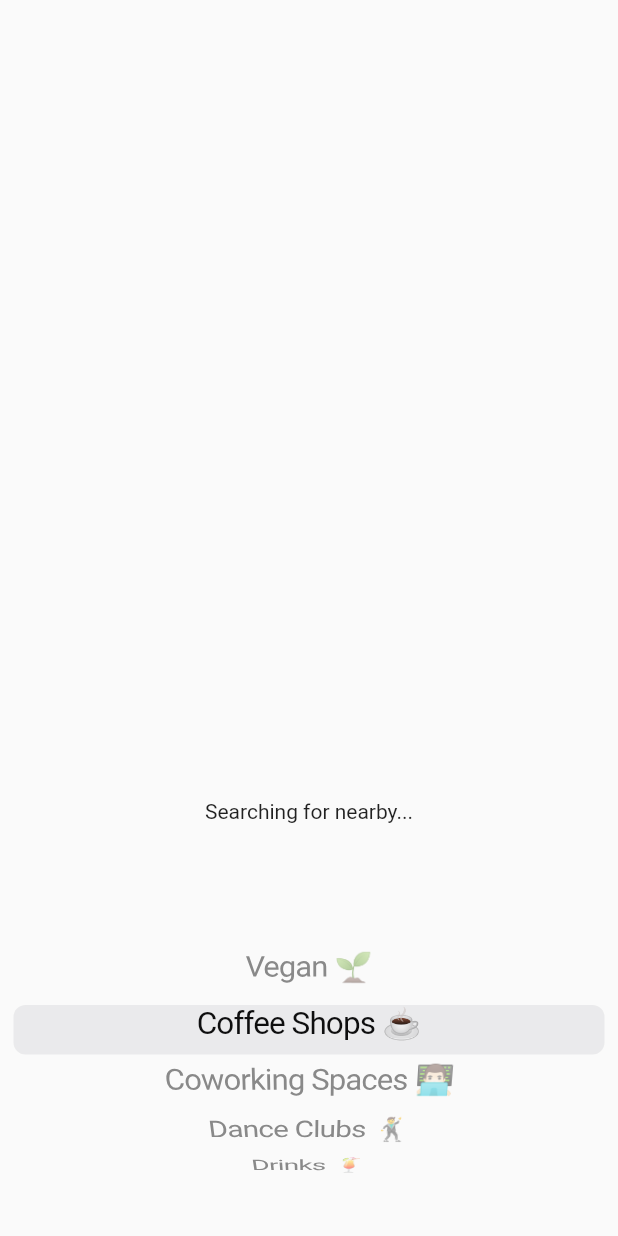
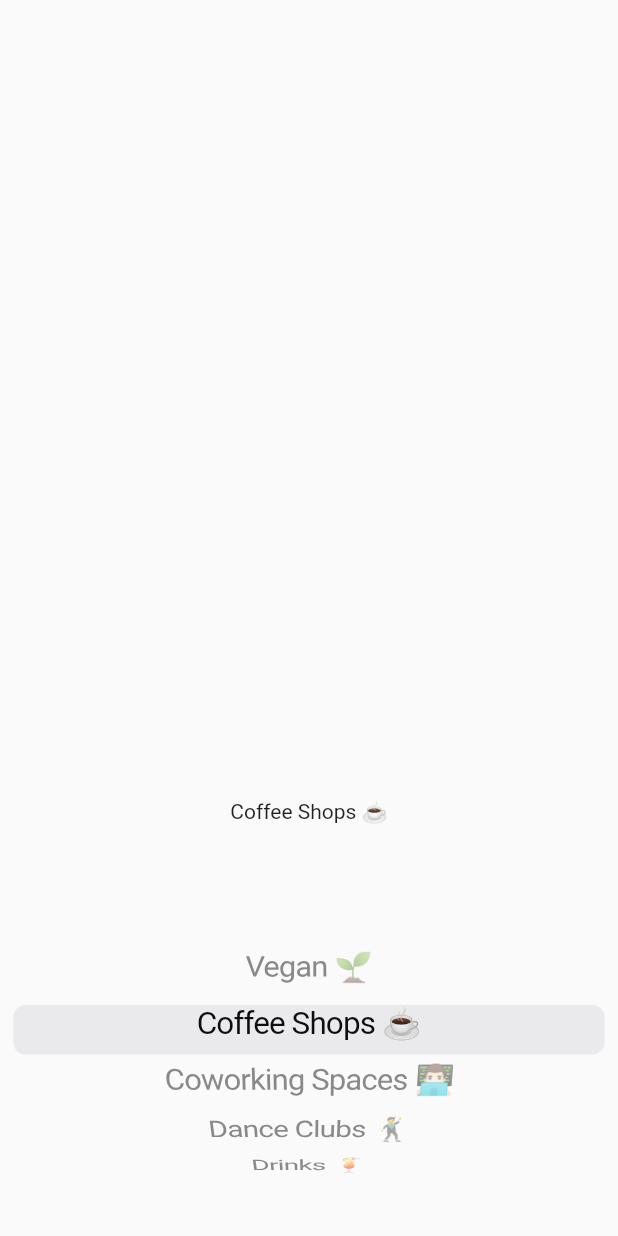
Before and after one commit to Metaphysics0/humblecompass, a Flutter app: the screen it shows after launch, after a tap on "Coffee Shops ☕️", on a phone screen of 412 x 824 dp. Run offline on Flutter 3.47's test engine with Material 2 defaults, Android fonts, the phone set to English and light mode, and no system bars; our stand-ins replace flutter_dotenv, flutter_riverpod, geolocator; missing offline and left inert: google_place.

Commit message:
riverpod state management

```diff
--- a/lib/main.dart
+++ b/lib/main.dart
@@ -1,15 +1,15 @@
 import 'package:flutter/material.dart';
 import 'package:flutter_dotenv/flutter_dotenv.dart';
+import 'package:flutter_riverpod/flutter_riverpod.dart';
+import 'package:humblecompass/src/features/category_picker/application/handle_selected_category.dart';
 import 'package:humblecompass/src/features/category_picker/presentation/picker.dart';
-import 'package:humblecompass/src/features/category_picker/presentation/picker_label.dart';
 import 'package:humblecompass/src/features/enable_location_services/application/get_user_location.dart';
 import 'package:humblecompass/src/features/enable_location_services/data/user_location.dart';
 import 'package:humblecompass/src/features/target_location/presentation/target_location_text.dart';
-import 'package:location/location.dart';
 
 Future main() async {
   await dotenv.load();
-  runApp(const MyApp());
+  runApp(const ProviderScope(child: MyApp()));
 }
 
 class MyApp extends StatelessWidget {
@@ -17,21 +17,19 @@ class MyApp extends StatelessWidget {
 
   @override
   Widget build(BuildContext context) {
-    return MaterialApp(
-      home: const MyHomePage(),
-    );
+    return const MaterialApp(home: HomePageState());
   }
 }
 
-class MyHomePage extends StatefulWidget {
-  const MyHomePage({Key? key}) : super(key: key);
-
+class HomePageState extends ConsumerStatefulWidget {
+  const HomePageState({Key? key}) : super(key: key);
   @override
-  State<MyHomePage> createState() => _MyHomePageState();
+  HomePage createState() => HomePage();
 }
 
-class _MyHomePageState extends State<MyHomePage> {
+class HomePage extends ConsumerState<HomePageState> {
   UserLocation userLocation = UserLocation();
+
   @override
   void initState() {
     super.initState();
--- /dev/null
+++ b/lib/src/constants/initial_selected_category_index.dart
@@ -0,0 +1,2 @@
+// ignore: constant_identifier_names
+const int INITIAL_SELECTED_CATEGORY_INDEX = 2;
--- /dev/null
+++ b/lib/src/features/category_picker/application/handle_selected_category.dart
@@ -0,0 +1,18 @@
+import 'package:flutter_riverpod/flutter_riverpod.dart';
+import 'package:humblecompass/src/constants/initial_selected_category_index.dart';
+import 'package:humblecompass/src/features/category_picker/data/categories.dart';
+import 'package:humblecompass/src/features/category_picker/domain/category.dart';
+
+final categoryProvider =
+    StateNotifierProvider<CategorySelector, Category>((ref) {
+  return CategorySelector();
+});
+
+class CategorySelector extends StateNotifier<Category> {
+  CategorySelector()
+      : super(AVAILABLE_CATEGORIES[INITIAL_SELECTED_CATEGORY_INDEX]);
+
+  void select(Category category) {
+    state = category;
+  }
+}
--- a/lib/src/features/category_picker/presentation/picker.dart
+++ b/lib/src/features/category_picker/presentation/picker.dart
@@ -1,34 +1,42 @@
 import 'package:flutter/cupertino.dart';
+import 'package:flutter_riverpod/flutter_riverpod.dart';
+import 'package:humblecompass/src/constants/initial_selected_category_index.dart';
+import 'package:humblecompass/src/features/category_picker/application/handle_selected_category.dart';
 import 'package:humblecompass/src/features/category_picker/data/categories.dart';
 
-class Picker extends StatefulWidget {
-  const Picker({Key? key}) : super(key: key);
+// ignore: must_be_immutable
+class Picker extends ConsumerWidget {
+  CategorySelector categorySelector = CategorySelector();
+
+  Picker({Key? key}) : super(key: key);
 
   @override
-  State<Picker> createState() => _PickerState();
-}
-
-class _PickerState extends State<Picker> {
-  @override
-  Widget build(BuildContext context) {
+  Widget build(BuildContext context, WidgetRef ref) {
     return SizedBox(
       height: 275,
       child: CupertinoPicker(
         itemExtent: 33.0,
         squeeze: 1.1,
-        scrollController: FixedExtentScrollController(initialItem: 2),
+        scrollController: FixedExtentScrollController(
+          initialItem: INITIAL_SELECTED_CATEGORY_INDEX,
+        ),
         useMagnifier: true,
         onSelectedItemChanged: (int selectedItem) {
-          print("SELECTED ITEM $selectedItem");
+          _onSelectedItemChanged(ref, selectedItem);
         },
-        children: categoryList(),
+        children: categoryList,
       ),
     );
   }
 }
 
-List<Widget> categoryList() =>
-    List<Widget>.generate(AVAILABLE_CATEGORIES.length, (int index) {
-      final category = AVAILABLE_CATEGORIES[index];
-      return Text(category.name);
-    });
+void _onSelectedItemChanged(WidgetRef ref, int selectedItem) {
+  ref
+      .read(categoryProvider.notifier)
+      .select(AVAILABLE_CATEGORIES[selectedItem]);
+}
+
+final List<Widget> categoryList = List<Widget>.generate(
+  AVAILABLE_CATEGORIES.length,
+  (int index) => Text(AVAILABLE_CATEGORIES[index].name),
+);
--- a/lib/src/features/category_picker/presentation/picker_label.dart
+++ /dev/null
@@ -1,14 +0,0 @@
-import 'package:flutter/material.dart';
-import 'package:flutter/src/foundation/key.dart';
-import 'package:flutter/src/widgets/framework.dart';
-
-class PickerLabel extends StatelessWidget {
-  const PickerLabel({Key? key}) : super(key: key);
-
-  @override
-  Widget build(BuildContext context) {
-    return Text(
-      'Find me the nearest...',
-    );
-  }
-}
--- a/lib/src/features/target_location/presentation/target_location_text.dart
+++ b/lib/src/features/target_location/presentation/target_location_text.dart
@@ -1,28 +1,15 @@
 import 'package:flutter/material.dart';
-import 'package:flutter/src/foundation/key.dart';
-import 'package:flutter/src/widgets/framework.dart';
-import 'package:humblecompass/src/features/target_location/application/fetch_target_location.dart';
-import 'package:humblecompass/src/features/target_location/application/fetch_target_location.dart';
-import 'package:humblecompass/src/features/target_location/data/google_api.dart';
+import 'package:flutter_riverpod/flutter_riverpod.dart';
+import 'package:humblecompass/main.dart';
+import 'package:humblecompass/src/features/category_picker/application/handle_selected_category.dart';
+import 'package:humblecompass/src/features/category_picker/domain/category.dart';
 
-class TargetLocationText extends StatefulWidget {
+class TargetLocationText extends ConsumerWidget {
   const TargetLocationText({Key? key}) : super(key: key);
 
   @override
-  State<TargetLocationText> createState() => _TargetLocationTextState();
-}
-
-class _TargetLocationTextState extends State<TargetLocationText> {
-  @override
-  Widget build(BuildContext context) {
-    Future onPressed() async {
-      var location = await fetchTargetLocation("restaurant", "restaurant");
-
-      print("LOCATION $location");
-    }
-
-    ;
-
-    return Text("Searching for nearby...");
+  Widget build(BuildContext context, WidgetRef ref) {
+    Category category = ref.watch(categoryProvider);
+    return Text(category.name);
   }
 }
--- a/pubspec.yaml
+++ b/pubspec.yaml
@@ -36,8 +36,8 @@ dependencies:
   flutter_compass: '^0.7.0'
 
   google_place: ^0.4.7
-  location: ^4.4.0
   geolocator: ^9.0.1
+  flutter_riverpod: ^1.0.4
 
 dev_dependencies:
   flutter_test:
```
Also changed, not shown: pubspec.lock, 1 other file.
